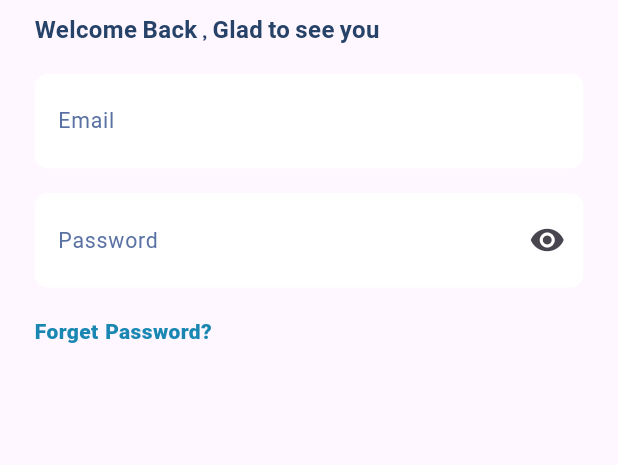
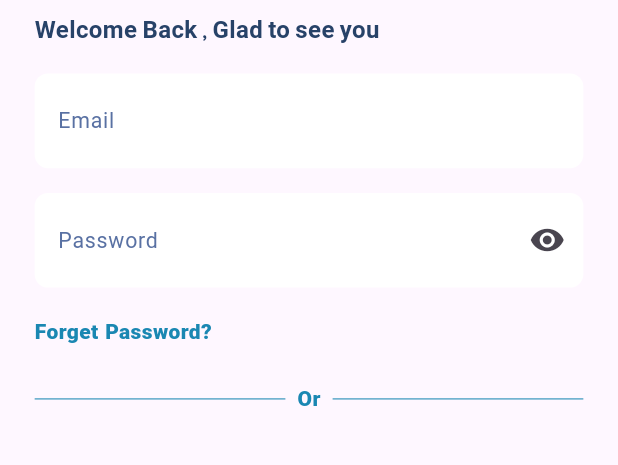
Before and after one commit to ibrahimfekry/Go-Beyond, a Flutter app: the screen it shows after launch, on a phone screen of 412 x 824 dp, the part 315-780 px from its top. Run offline on Flutter 3.47's test engine with Material 3 defaults, Android fonts, the phone set to English and light mode, and no system bars; our stand-ins replace bloc, flutter_bloc, flutter_screenutil, get_it.

Commit message:
Login Design

```diff
--- /dev/null
+++ b/lib/core/widgets/custom_horizontal_divider.dart
@@ -0,0 +1,27 @@
+
+import 'package:flutter/material.dart';
+import 'package:flutter_screenutil/flutter_screenutil.dart';
+import 'package:go_beyond/core/colors/colors.dart';
+
+
+class CustomHorizontalDivider extends StatelessWidget {
+  CustomHorizontalDivider({this.thickness,this.width,this.color,this.height, this.endIndent, this.indent,super.key,});
+  double? width;
+  double? thickness;
+  double? height;
+  Color? color;
+  double? endIndent;
+  double? indent;
+  @override
+  Widget build(BuildContext context) {
+    return SizedBox(
+        width: width?? 15.w,
+        child: Divider(
+          endIndent: endIndent??0,
+          indent: indent?? 0,
+          thickness:thickness?? 0.7,
+          height:height?? 1.h,
+          color: color?? beyondButton,
+        ));
+  }
+}
--- a/lib/feature/auth/presentation/pages/login_page.dart
+++ b/lib/feature/auth/presentation/pages/login_page.dart
@@ -2,6 +2,7 @@ import 'package:flutter/material.dart';
 import 'package:flutter_screenutil/flutter_screenutil.dart';
 import 'package:go_beyond/core/colors/colors.dart';
 
+import '../../../../core/widgets/custom_horizontal_divider.dart';
 import '../../../../core/widgets/default_text.dart';
 import '../../../../core/widgets/default_text_form_field.dart';
 import '../widgets/app_title.dart';
@@ -55,14 +56,21 @@ class LoginPage extends StatelessWidget {
             ),
             SizedBox(height: MediaQuery.of(context).size.height * 0.03,),
             Row(
-
               children: [
-                Divider(color: beyondButton,height: 2,),
-                SizedBox(width: 16,),
-                Divider(color: beyondButton,height: 2,),
-
+                Expanded(child: CustomHorizontalDivider()),
+                SizedBox(width: 8,),
+                DefaultText(
+                  text: 'Or',
+                  fontColor: beyondButton,
+                  fontWeight: FontWeight.w800,
+                ),
+                SizedBox(width: 8,),
+                Expanded(child: CustomHorizontalDivider()),
               ],
             ),
+            SizedBox(height: MediaQuery.of(context).size.height * 0.03,),
+
+
           ],
         ),
       ),
```
Also changed, not shown: lib/core/widgets/custom_vertical_divider.dart (added, +22 -0 lines), lib/feature/auth/presentation/widgets/google_widget.dart (added, +68 -0 lines).
